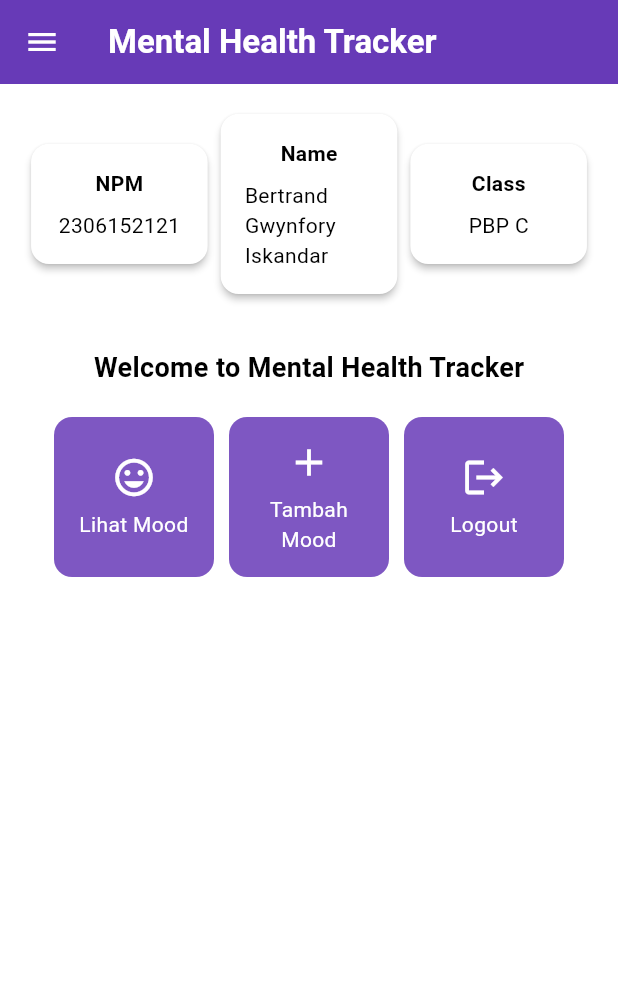
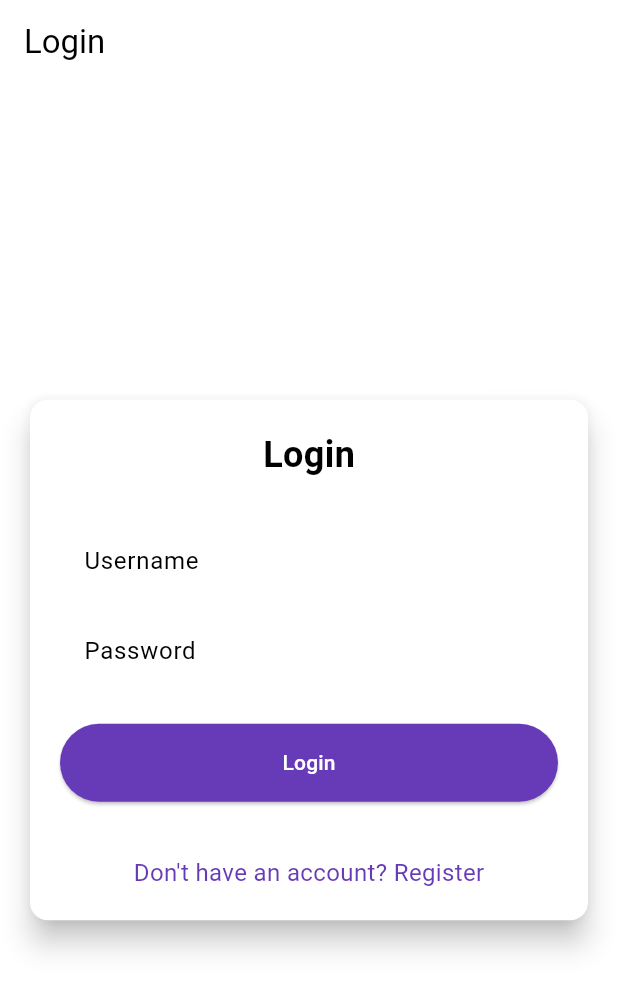
Before and after one commit to Froklax/mental-health-tracker-mobile, a Flutter app: the screen it shows after launch, on a phone screen of 412 x 824 dp. Shown: the top 991 px of the screen. Run offline on Flutter 3.47's test engine with Material 3 defaults, Android fonts, the phone set to English and light mode, and no system bars; missing offline and left inert: pbp_django_auth.

Commit message:
done tutorial 8

```diff
--- a/lib/main.dart
+++ b/lib/main.dart
@@ -1,5 +1,7 @@
 import 'package:flutter/material.dart';
-import 'package:mental_health_tracker/screens/menu.dart';
+import 'package:pbp_django_auth/pbp_django_auth.dart';
+import 'package:provider/provider.dart';
+import 'package:mental_health_tracker/screens/login.dart';
 
 void main() {
   runApp(const MyApp());
@@ -11,30 +13,21 @@ class MyApp extends StatelessWidget {
   // This widget is the root of your application.
   @override
   Widget build(BuildContext context) {
-    return MaterialApp(
-      title: 'Flutter Demo',
-      theme: ThemeData(
-        // This is the theme of your application.
-        //
-        // TRY THIS: Try running your application with "flutter run". You'll see
-        // the application has a purple toolbar. Then, without quitting the app,
-        // try changing the seedColor in the colorScheme below to Colors.green
-        // and then invoke "hot reload" (save your changes or press the "hot
-        // reload" button in a Flutter-supported IDE, or press "r" if you used
-        // the command line to start the app).
-        //
-        // Notice that the counter didn't reset back to zero; the application
-        // state is not lost during the reload. To reset the state, use hot
-        // restart instead.
-        //
-        // This works for code too, not just values: Most code changes can be
-        // tested with just a hot reload.
-        colorScheme: ColorScheme.fromSwatch(
-          primarySwatch: Colors.deepPurple,
-        ).copyWith(secondary: Colors.deepPurple[400]),
-        useMaterial3: true,
+    return Provider(
+      create: (_) {
+        CookieRequest request = CookieRequest();
+        return request;
+      },
+      child: MaterialApp(
+        title: 'Mental Health Tracker',
+        theme: ThemeData(
+          useMaterial3: true,
+          colorScheme: ColorScheme.fromSwatch(
+            primarySwatch: Colors.deepPurple,
+          ).copyWith(secondary: Colors.deepPurple[400]),
+        ),
+        home: const LoginPage(),
       ),
-      home: MyHomePage(),
     );
   }
 }
--- /dev/null
+++ b/lib/screens/login.dart
@@ -0,0 +1,180 @@
+import 'package:mental_health_tracker/screens/menu.dart';
+import 'package:flutter/material.dart';
+import 'package:pbp_django_auth/pbp_django_auth.dart';
+import 'package:provider/provider.dart';
+import 'package:mental_health_tracker/screens/register.dart';
+
+void main() {
+  runApp(const LoginApp());
+}
+
+class LoginApp extends StatelessWidget {
+  const LoginApp({super.key});
+
+  @override
+  Widget build(BuildContext context) {
+    return MaterialApp(
+      title: 'Login',
+      theme: ThemeData(
+        useMaterial3: true,
+        colorScheme: ColorScheme.fromSwatch(
+          primarySwatch: Colors.deepPurple,
+        ).copyWith(secondary: Colors.deepPurple[400]),
+      ),
+      home: const LoginPage(),
+    );
+  }
+}
+
+class LoginPage extends StatefulWidget {
+  const LoginPage({super.key});
+
+  @override
+  State<LoginPage> createState() => _LoginPageState();
+}
+
+class _LoginPageState extends State<LoginPage> {
+  final TextEditingController _usernameController = TextEditingController();
+  final TextEditingController _passwordController = TextEditingController();
+
+  @override
+  Widget build(BuildContext context) {
+    final request = context.watch<CookieRequest>();
+
+    return Scaffold(
+      appBar: AppBar(
+        title: const Text('Login'),
+      ),
+      body: Center(
+        child: SingleChildScrollView(
+          padding: const EdgeInsets.all(16.0),
+          child: Card(
+            elevation: 8,
+            shape: RoundedRectangleBorder(
+              borderRadius: BorderRadius.circular(12.0),
+            ),
+            child: Padding(
+              padding: const EdgeInsets.all(20.0),
+              child: Column(
+                mainAxisSize: MainAxisSize.min,
+                children: [
+                  const Text(
+                    'Login',
+                    style: TextStyle(
+                      fontSize: 24.0,
+                      fontWeight: FontWeight.bold,
+                    ),
+                  ),
+                  const SizedBox(height: 30.0),
+                  TextField(
+                    controller: _usernameController,
+                    decoration: const InputDecoration(
+                      labelText: 'Username',
+                      hintText: 'Enter your username',
+                      border: OutlineInputBorder(
+                        borderRadius: BorderRadius.all(Radius.circular(12.0)),
+                      ),
+                      contentPadding:
+                          EdgeInsets.symmetric(horizontal: 12.0, vertical: 8.0),
+                    ),
+                  ),
+                  const SizedBox(height: 12.0),
+                  TextField(
+                    controller: _passwordController,
+                    decoration: const InputDecoration(
+                      labelText: 'Password',
+                      hintText: 'Enter your password',
+                      border: OutlineInputBorder(
+                        borderRadius: BorderRadius.all(Radius.circular(12.0)),
+                      ),
+                      contentPadding:
+                          EdgeInsets.symmetric(horizontal: 12.0, vertical: 8.0),
+                    ),
+                    obscureText: true,
+                  ),
+                  const SizedBox(height: 24.0),
+                  ElevatedButton(
+                    onPressed: () async {
+                      String username = _usernameController.text;
+                      String password = _passwordController.text;
+
+                      // Cek kredensial
+                      // Untuk menyambungkan Android emulator dengan Django pada localhost,
+                      // gunakan URL http://10.0.2.2/
+                      final response = await request
+                          .login("http://127.0.0.1:8000/auth/login/", {
+                        'username': username,
+                        'password': password,
+                      });
+
+                      if (request.loggedIn) {
+                        String message = response['message'];
+                        String uname = response['username'];
+                        if (context.mounted) {
+                          Navigator.pushReplacement(
+                            context,
+                            MaterialPageRoute(
+                                builder: (context) => MyHomePage()),
+                          );
+                          ScaffoldMessenger.of(context)
+                            ..hideCurrentSnackBar()
+                            ..showSnackBar(
+                              SnackBar(
+                                  content:
+                                      Text("$message Selamat datang, $uname.")),
+                            );
+                        }
+                      } else {
+                        if (context.mounted) {
+                          showDialog(
+                            context: context,
+                            builder: (context) => AlertDialog(
+                              title: const Text('Login Gagal'),
+                              content: Text(response['message']),
+                              actions: [
+                                TextButton(
+                                  child: const Text('OK'),
+                                  onPressed: () {
+                                    Navigator.pop(context);
+                                  },
+                                ),
+                              ],
+                            ),
+                          );
+                        }
+                      }
+                    },
+                    style: ElevatedButton.styleFrom(
+                      foregroundColor: Colors.white,
+                      minimumSize: Size(double.infinity, 50),
+                      backgroundColor: Theme.of(context).colorScheme.primary,
+                      padding: const EdgeInsets.symmetric(vertical: 16.0),
+                    ),
+                    child: const Text('Login'),
+                  ),
+                  const SizedBox(height: 36.0),
+                  GestureDetector(
+                    onTap: () {
+                      Navigator.push(
+                        context,
+                        MaterialPageRoute(
+                            builder: (context) => const RegisterPage()),
+                      );
+                    },
+                    child: Text(
+                      'Don\'t have an account? Register',
+                      style: TextStyle(
+                        color: Theme.of(context).colorScheme.primary,
+                        fontSize: 16.0,
+                      ),
+                    ),
+                  ),
+                ],
+              ),
+            ),
+          ),
+        ),
+      ),
+    );
+  }
+}
--- a/pubspec.yaml
+++ b/pubspec.yaml
@@ -35,6 +35,9 @@ dependencies:
   # The following adds the Cupertino Icons font to your application.
   # Use with the CupertinoIcons class for iOS style icons.
   cupertino_icons: ^1.0.8
+  provider: ^6.1.2
+  pbp_django_auth: ^0.4.0
+  http: ^1.2.2
 
 dev_dependencies:
   flutter_test:
```
Also changed, not shown: lib/models/mood_entry.dart (added, +65 -0 lines), lib/screens/list_moodentry.dart (added, +89 -0 lines), lib/screens/moodentry_form.dart (+35 -29 lines), lib/screens/register.dart (added, +165 -0 lines), lib/widgets/left_drawer.dart (+12 -0 lines), lib/widgets/mood_card.dart (+34 -1 lines), pubspec.lock, 2 other files.
